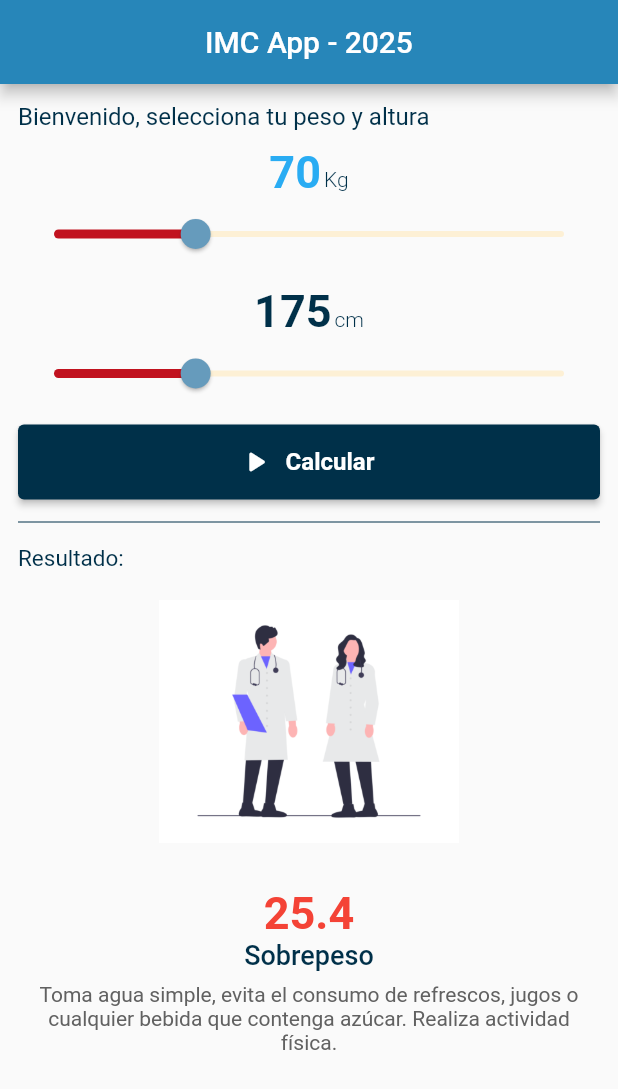
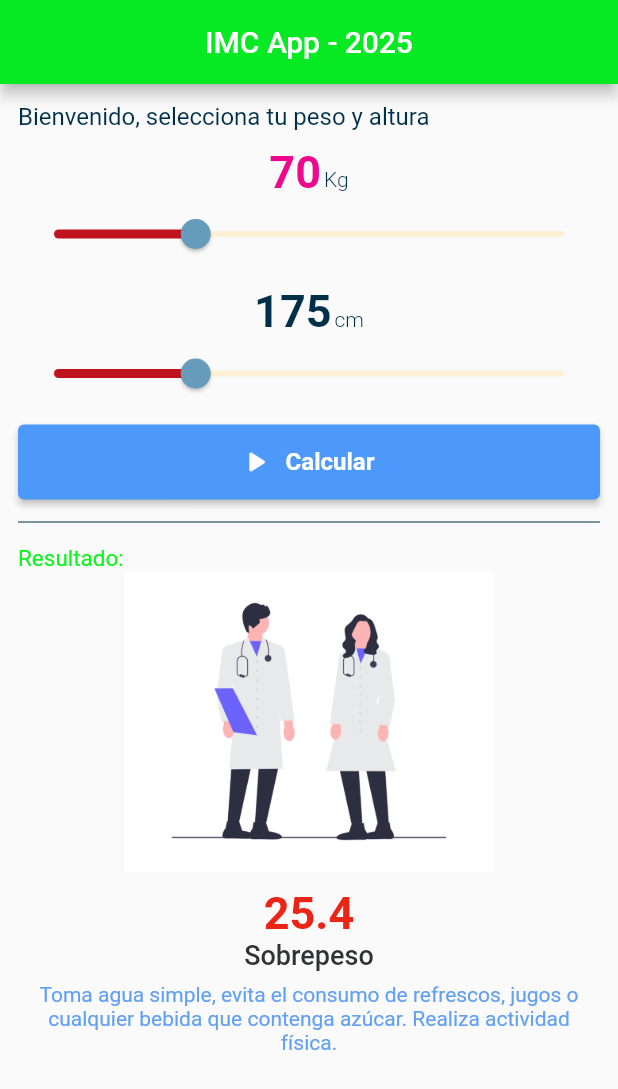
Before and after one commit to emersonTH1/app07_imc_20242, a Flutter app: the screen it shows after launch, on a phone screen of 412 x 824 dp. Shown: the top 1089 px of the screen. Run offline on Flutter 3.47's test engine with Material 3 defaults, Android fonts, the phone set to English and light mode, and no system bars.

```diff
--- a/lib/home_page.dart
+++ b/lib/home_page.dart
@@ -7,7 +7,7 @@ class HomePage extends StatelessWidget {
   Widget build(BuildContext context) {
     return Scaffold(
       appBar: AppBar(
-        backgroundColor: Color.fromARGB(255, 39, 134, 185),
+        backgroundColor: Color.fromARGB(255, 7, 233, 34),
         title: Text("IMC App - 2025"),
         centerTitle: true,
       ),
@@ -34,7 +34,7 @@ class HomePage extends StatelessWidget {
                   style: TextStyle(
                     fontSize: 30.0,
                     fontWeight: FontWeight.bold,
-                    color: Color.fromARGB(255, 41, 172, 243),
+                    color: Color.fromARGB(255, 237, 8, 142),
                   ),
                 ),
                 SizedBox(width: 2.0),
@@ -100,7 +100,7 @@ class HomePage extends StatelessWidget {
                 ),
                 icon: Icon(Icons.play_arrow_rounded),
                 style: ElevatedButton.styleFrom(
-                  backgroundColor: Color(0xFF003049),
+                  backgroundColor: Color.fromARGB(255, 77, 152, 251),
                 ),
               ),
             ),
@@ -114,14 +114,14 @@ class HomePage extends StatelessWidget {
               "Resultado:",
               style: TextStyle(
                 fontSize: 15.0,
-                color: Color(0xFF003049),
+                color: Color.fromARGB(255, 15, 243, 30),
               ),
             ),
             Center(
               child: Image.asset(
                 "assets/images/image4.png",
                 height: 200.0,
-                width: 200.0,
+                width: 250.0,
                 fit: BoxFit.contain,
               ),
             ),
@@ -134,7 +134,7 @@ class HomePage extends StatelessWidget {
                     style: TextStyle(
                       fontSize: 30.0,
                       fontWeight: FontWeight.bold,
-                      color: Colors.red,
+                      color: const Color.fromARGB(255, 234, 37, 22),
                     ),
                   ),
                   Text(
@@ -142,7 +142,7 @@ class HomePage extends StatelessWidget {
                     style: TextStyle(
                       fontSize: 18.0,
                       fontWeight: FontWeight.w500,
-                      color: Color(0xFF003049),
+                      color: Color.fromARGB(255, 48, 49, 50),
                     ),
                   ),
                   Padding(
@@ -152,7 +152,7 @@ class HomePage extends StatelessWidget {
                       textAlign: TextAlign.center,
                       style: TextStyle(
                         fontSize: 14.0,
-                        color: Colors.grey[700],
+                        color: const Color.fromARGB(255, 97, 160, 243),
                       ),
                     ),
                   ),
```
